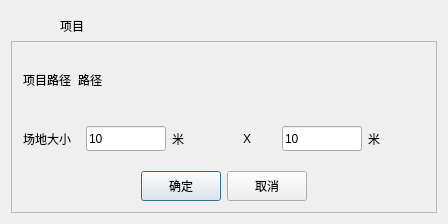
Qt form UAVManage/spaceparam.ui (gessd/UAVManage) before a commit.
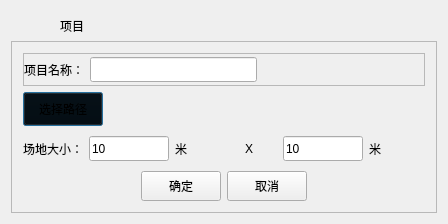
The same form after that commit. Icons and pictures are not drawn.

Commit message: 调整新建项目方式

Patch:
```diff
--- a/UAVManage/spaceparam.ui
+++ b/UAVManage/spaceparam.ui
@@ -30,6 +30,60 @@
      </property>
      <layout class="QGridLayout" name="gridLayout_2">
       <item row="0" column="0">
+       <widget class="QFrame" name="frameName">
+        <property name="frameShape">
+         <enum>QFrame::StyledPanel</enum>
+        </property>
+        <property name="frameShadow">
+         <enum>QFrame::Raised</enum>
+        </property>
+        <layout class="QHBoxLayout" name="horizontalLayout_2">
+         <property name="leftMargin">
+          <number>0</number>
+         </property>
+         <property name="topMargin">
+          <number>0</number>
+         </property>
+         <property name="rightMargin">
+          <number>0</number>
+         </property>
+         <property name="bottomMargin">
+          <number>0</number>
+         </property>
+         <item>
+          <widget class="QLabel" name="label_6">
+           <property name="text">
+            <string>项目名称：</string>
+           </property>
+          </widget>
+         </item>
+         <item>
+          <widget class="QLineEdit" name="lineEditName">
+           <property name="minimumSize">
+            <size>
+             <width>0</width>
+             <height>25</height>
+            </size>
+           </property>
+          </widget>
+         </item>
+         <item>
+          <spacer name="horizontalSpacer_4">
+           <property name="orientation">
+            <enum>Qt::Horizontal</enum>
+           </property>
+           <property name="sizeHint" stdset="0">
+            <size>
+             <width>40</width>
+             <height>20</height>
+            </size>
+           </property>
+          </spacer>
+         </item>
+        </layout>
+       </widget>
+      </item>
+      <item row="1" column="0">
        <widget class="QWidget" name="widgetProject" native="true">
         <property name="styleSheet">
          <string notr="true">background:transparent;</string>
@@ -48,16 +102,22 @@
           <number>0</number>
          </property>
          <item>
-          <widget class="QLabel" name="label_5">
+          <widget class="QPushButton" name="btnPath">
+           <property name="sizePolicy">
+            <sizepolicy hsizetype="Preferred" vsizetype="Preferred">
+             <horstretch>0</horstretch>
+             <verstretch>0</verstretch>
+            </sizepolicy>
+           </property>
            <property name="text">
-            <string>项目路径</string>
+            <string>选择路径</string>
            </property>
           </widget>
          </item>
          <item>
           <widget class="QLabel" name="labelPath">
            <property name="text">
-            <string>路径</string>
+            <string/>
            </property>
           </widget>
          </item>
@@ -77,104 +137,7 @@
         </layout>
        </widget>
       </item>
-      <item row="1" column="0">
-       <layout class="QHBoxLayout" name="horizontalLayout">
-        <item>
-         <widget class="QLabel" name="label">
-          <property name="text">
-           <string>场地大小</string>
-          </property>
-         </widget>
-        </item>
-        <item>
-         <widget class="QLineEdit" name="lineEditX">
-          <property name="minimumSize">
-           <size>
-            <width>0</width>
-            <height>25</height>
-           </size>
-          </property>
-          <property name="maximumSize">
-           <size>
-            <width>80</width>
-            <height>16777215</height>
-           </size>
-          </property>
-          <property name="text">
-           <string>10</string>
-          </property>
-         </widget>
-        </item>
-        <item>
-         <widget class="QLabel" name="label_3">
-          <property name="minimumSize">
-           <size>
-            <width>40</width>
-            <height>0</height>
-           </size>
-          </property>
-          <property name="maximumSize">
-           <size>
-            <width>40</width>
-            <height>16777215</height>
-           </size>
-          </property>
-          <property name="text">
-           <string>米</string>
-          </property>
-         </widget>
-        </item>
-        <item>
-         <widget class="QLabel" name="label_2">
-          <property name="minimumSize">
-           <size>
-            <width>20</width>
-            <height>0</height>
-           </size>
-          </property>
-          <property name="text">
-           <string>X</string>
-          </property>
-          <property name="alignment">
-           <set>Qt::AlignCenter</set>
-          </property>
-         </widget>
-        </item>
-        <item>
-         <widget class="QLineEdit" name="lineEditY">
-          <property name="minimumSize">
-           <size>
-            <width>0</width>
-            <height>25</height>
-           </size>
-          </property>
-          <property name="maximumSize">
-           <size>
-            <width>80</width>
-            <height>16777215</height>
-           </size>
-          </property>
-          <property name="text">
-           <string>10</string>
-          </property>
-         </widget>
-        </item>
-        <item>
-         <widget class="QLabel" name="label_4">
-          <property name="minimumSize">
-           <size>
-            <width>40</width>
-            <height>0</height>
-           </size>
-          </property>
-          <property name="text">
-           <string>米</string>
-          </property>
-         </widget>
-        </item>
-       </layout>
-      </item>
-      <item row="2" column="0">
+      <item row="3" column="0">
        <layout class="QHBoxLayout" name="horizontalLayout_4">
         <item>
          <spacer name="horizontalSpacer">
@@ -254,6 +217,117 @@
         </item>
        </layout>
       </item>
+      <item row="2" column="0">
+       <widget class="QFrame" name="frameSpace">
+        <layout class="QHBoxLayout" name="horizontalLayout">
+         <property name="leftMargin">
+          <number>0</number>
+         </property>
+         <property name="topMargin">
+          <number>0</number>
+         </property>
+         <property name="rightMargin">
+          <number>0</number>
+         </property>
+         <property name="bottomMargin">
+          <number>0</number>
+         </property>
+         <item>
+          <widget class="QLabel" name="label">
+           <property name="text">
+            <string>场地大小：</string>
+           </property>
+          </widget>
+         </item>
+         <item>
+          <widget class="QLineEdit" name="lineEditX">
+           <property name="minimumSize">
+            <size>
+             <width>0</width>
+             <height>25</height>
+            </size>
+           </property>
+           <property name="maximumSize">
+            <size>
+             <width>80</width>
+             <height>16777215</height>
+            </size>
+           </property>
+           <property name="text">
+            <string>10</string>
+           </property>
+          </widget>
+         </item>
+         <item>
+          <widget class="QLabel" name="label_3">
+           <property name="minimumSize">
+            <size>
+             <width>20</width>
+             <height>0</height>
+            </size>
+           </property>
+           <property name="maximumSize">
+            <size>
+             <width>40</width>
+             <height>16777215</height>
+            </size>
+           </property>
+           <property name="text">
+            <string>米</string>
+           </property>
+          </widget>
+         </item>
+         <item>
+          <widget class="QLabel" name="label_2">
+           <property name="minimumSize">
+            <size>
+             <width>20</width>
+             <height>0</height>
+            </size>
+           </property>
+           <property name="text">
+            <string>X</string>
+           </property>
+           <property name="alignment">
+            <set>Qt::AlignCenter</set>
+           </property>
+          </widget>
+         </item>
+         <item>
+          <widget class="QLineEdit" name="lineEditY">
+           <property name="minimumSize">
+            <size>
+             <width>0</width>
+             <height>25</height>
+            </size>
+           </property>
+           <property name="maximumSize">
+            <size>
+             <width>80</width>
+             <height>16777215</height>
+            </size>
+           </property>
+           <property name="text">
+            <string>10</string>
+           </property>
+          </widget>
+         </item>
+         <item>
+          <widget class="QLabel" name="label_4">
+           <property name="minimumSize">
+            <size>
+             <width>40</width>
+             <height>0</height>
+            </size>
+           </property>
+           <property name="text">
+            <string>米</string>
+           </property>
+          </widget>
+         </item>
+        </layout>
+       </widget>
+      </item>
      </layout>
     </widget>
    </item>
```
The commit also changes 3 other files.
